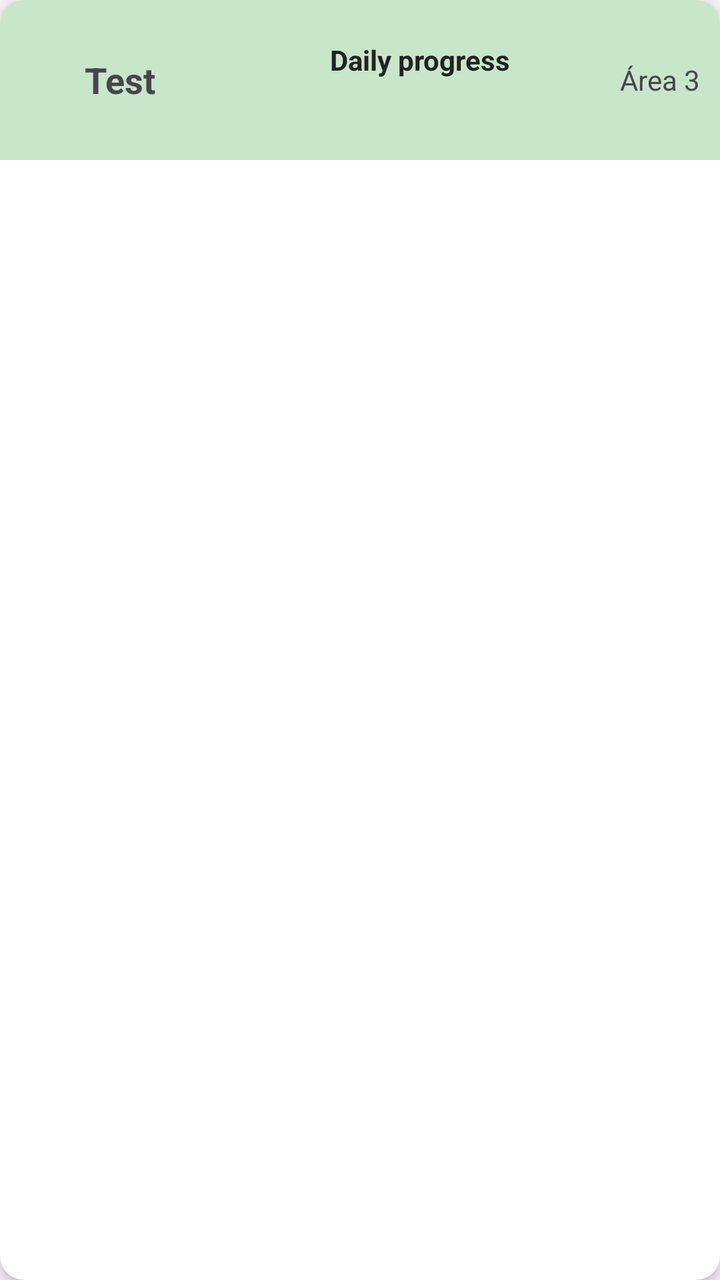
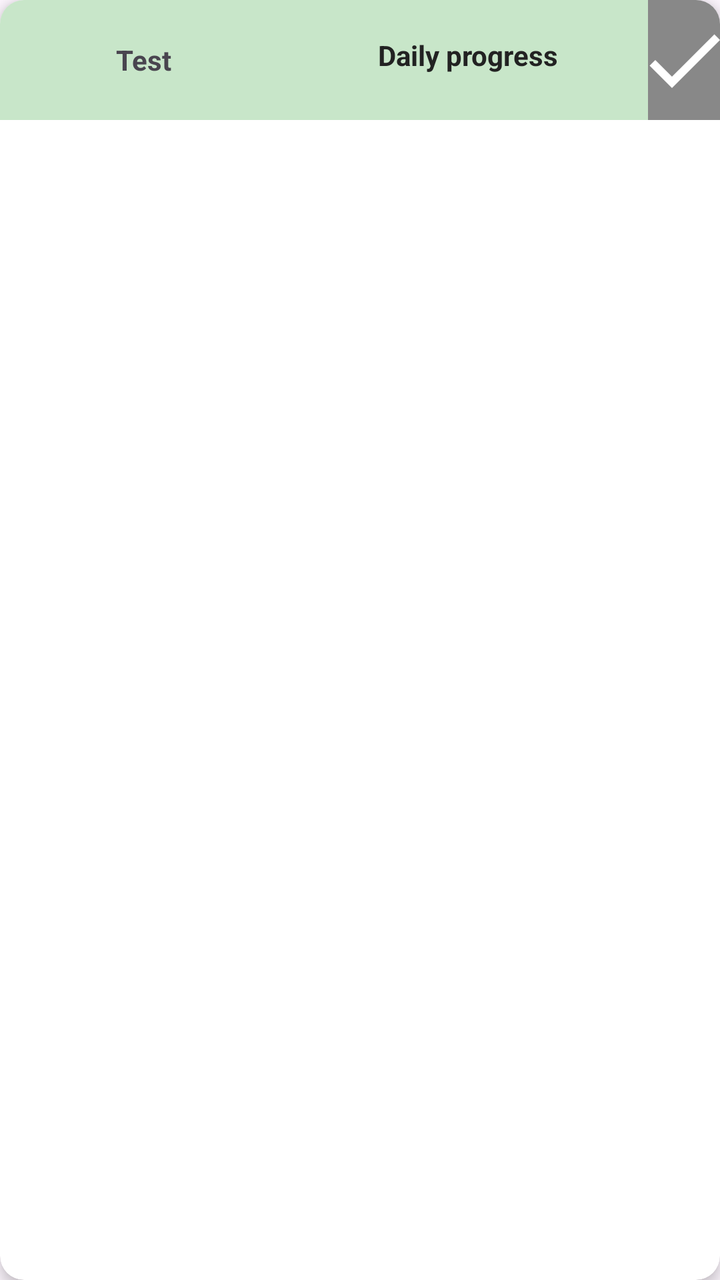

The first picture is an Android layout as it rendered before a commit; the second is the same layout after the commit. The layout source and the unified diff follow.
<!-- AndroidManifest.xml: application theme Theme.HabitTracker -->
<!-- res/layout/habit_item_list.xml -->
<?xml version="1.0" encoding="utf-8"?>
<androidx.cardview.widget.CardView
    xmlns:android="http://schemas.android.com/apk/res/android"
    xmlns:app="http://schemas.android.com/apk/res-auto"
    android:layout_width="match_parent"
    android:layout_height="wrap_content"
    android:layout_margin="12dp"
    app:cardCornerRadius="12dp"
    app:cardElevation="4dp">

    <androidx.constraintlayout.widget.ConstraintLayout
        android:layout_width="match_parent"
        android:layout_height="80dp"
        app:cardCornerRadius="12dp"
        app:cardElevation="4dp">

        <LinearLayout
            android:id="@+id/area1"
            android:layout_width="0dp"
            android:layout_height="match_parent"
            android:gravity="center"
            android:background="#C8E6C9"
            app:layout_constraintStart_toStartOf="parent"
            app:layout_constraintEnd_toStartOf="@id/area2"
            app:layout_constraintTop_toTopOf="parent"
            app:layout_constraintBottom_toBottomOf="parent"
            app:layout_constraintHorizontal_weight="2">

            <TextView
                android:layout_width="wrap_content"
                android:layout_height="wrap_content"
                android:text="Test"
                android:textStyle="bold"
                android:textSize="18sp"/>
        </LinearLayout>

        <LinearLayout
            android:id="@+id/area2"
            android:layout_width="0dp"
            android:layout_height="match_parent"
            android:gravity="center"
            android:background="#C8E6C9"
            android:orientation="vertical"
            app:layout_constraintStart_toEndOf="@id/area1"
            app:layout_constraintEnd_toStartOf="@id/area3"
            app:layout_constraintTop_toTopOf="parent"
            app:layout_constraintBottom_toBottomOf="parent"
            app:layout_constraintHorizontal_weight="3">

            <TextView
                android:id="@+id/textProgressTitle"
                android:layout_width="wrap_content"
                android:layout_height="wrap_content"
                android:text="Daily progress"
                android:textSize="14sp"
                android:textStyle="bold"
                android:textColor="#222222"
                android:layout_marginBottom="20dp"/>

            <LinearLayout
                android:id="@+id/progressDotsContainer"
                android:layout_width="match_parent"
                android:layout_height="wrap_content"
                android:orientation="horizontal"
                android:gravity="center"/>


        </LinearLayout>

        <LinearLayout
            android:id="@+id/area3"
            android:layout_width="0dp"
            android:layout_height="match_parent"
            android:gravity="center"
            android:background="#C8E6C9"
            app:layout_constraintStart_toEndOf="@id/area2"
            app:layout_constraintEnd_toEndOf="parent"
            app:layout_constraintTop_toTopOf="parent"
            app:layout_constraintBottom_toBottomOf="parent"
            app:layout_constraintHorizontal_weight="1">

            <TextView
                android:layout_width="wrap_content"
                android:layout_height="wrap_content"
                android:text="Área 3"/>
        </LinearLayout>

    </androidx.constraintlayout.widget.ConstraintLayout>


</androidx.cardview.widget.CardView>
<!-- resources referenced by this layout -->
<resources>
  <style name="Theme.HabitTracker" parent="Base.Theme.HabitTracker" />
  <style name="Base.Theme.HabitTracker" parent="Theme.Material3.DayNight.NoActionBar">
          
          
      </style>
</resources>

<!-- the commit's change to res/layout/habit_item_list.xml (unified diff, before → after) -->
@@ -10,7 +10,7 @@
 
     <androidx.constraintlayout.widget.ConstraintLayout
         android:layout_width="match_parent"
-        android:layout_height="80dp"
+        android:layout_height="60dp"
         app:cardCornerRadius="12dp"
         app:cardElevation="4dp">
 
@@ -24,14 +24,18 @@
             app:layout_constraintEnd_toStartOf="@id/area2"
             app:layout_constraintTop_toTopOf="parent"
             app:layout_constraintBottom_toBottomOf="parent"
-            app:layout_constraintHorizontal_weight="2">
+            app:layout_constraintHorizontal_weight="4">
 
             <TextView
+                android:id="@+id/txtHabitName"
                 android:layout_width="wrap_content"
                 android:layout_height="wrap_content"
+                android:singleLine="true"
+                android:ellipsize="end"
+                android:scrollHorizontally="false"
                 android:text="Test"
                 android:textStyle="bold"
-                android:textSize="18sp"/>
+                android:textSize="14sp"/>
         </LinearLayout>
 
         <LinearLayout
@@ -45,7 +49,7 @@
             app:layout_constraintEnd_toStartOf="@id/area3"
             app:layout_constraintTop_toTopOf="parent"
             app:layout_constraintBottom_toBottomOf="parent"
-            app:layout_constraintHorizontal_weight="3">
+            app:layout_constraintHorizontal_weight="5">
 
             <TextView
                 android:id="@+id/textProgressTitle"
@@ -55,7 +59,7 @@
                 android:textSize="14sp"
                 android:textStyle="bold"
                 android:textColor="#222222"
-                android:layout_marginBottom="20dp"/>
+                android:layout_marginBottom="5dp"/>
 
             <LinearLayout
                 android:id="@+id/progressDotsContainer"
@@ -72,17 +76,22 @@
             android:layout_width="0dp"
             android:layout_height="match_parent"
             android:gravity="center"
-            android:background="#C8E6C9"
+            android:orientation="vertical"
+            android:clickable="true"
+            android:focusable="true"
+            android:background="@drawable/check_button"
             app:layout_constraintStart_toEndOf="@id/area2"
             app:layout_constraintEnd_toEndOf="parent"
             app:layout_constraintTop_toTopOf="parent"
             app:layout_constraintBottom_toBottomOf="parent"
             app:layout_constraintHorizontal_weight="1">
 
-            <TextView
-                android:layout_width="wrap_content"
-                android:layout_height="wrap_content"
-                android:text="Área 3"/>
+            <ImageView
+                android:id="@+id/area3_icon"
+                android:layout_width="48dp"
+                android:layout_height="48dp"
+                android:src="@drawable/ic_add"
+                app:tint="#FFFFFF"/>
         </LinearLayout>
 
     </androidx.constraintlayout.widget.ConstraintLayout>
<!-- resource entries referenced after the edit -->
@@ -1,5 +1,20 @@
 <!-- resources referenced by this layout -->
 <resources>
+  <!-- drawable check_button (drawable) -->
+  <ripple xmlns:android="http://schemas.android.com/apk/res/android"
+      android:color="#AAAAAA">
+      <item>
+          <shape android:shape="rectangle">
+              <solid android:color="#888888"/>
+          </shape>
+      </item>
+  </ripple>
+  <!-- drawable ic_add (drawable) -->
+  <vector xmlns:android="http://schemas.android.com/apk/res/android" android:height="96dp" android:tint="#000000" android:viewportHeight="24" android:viewportWidth="24" android:width="96dp">
+        
+      <path android:fillColor="@android:color/white" android:pathData="M9,16.17L4.83,12l-1.42,1.41L9,19 21,7l-1.41,-1.41z"/>
+      
+  </vector>
   <style name="Theme.HabitTracker" parent="Base.Theme.HabitTracker" />
   <style name="Base.Theme.HabitTracker" parent="Theme.Material3.DayNight.NoActionBar">
           
